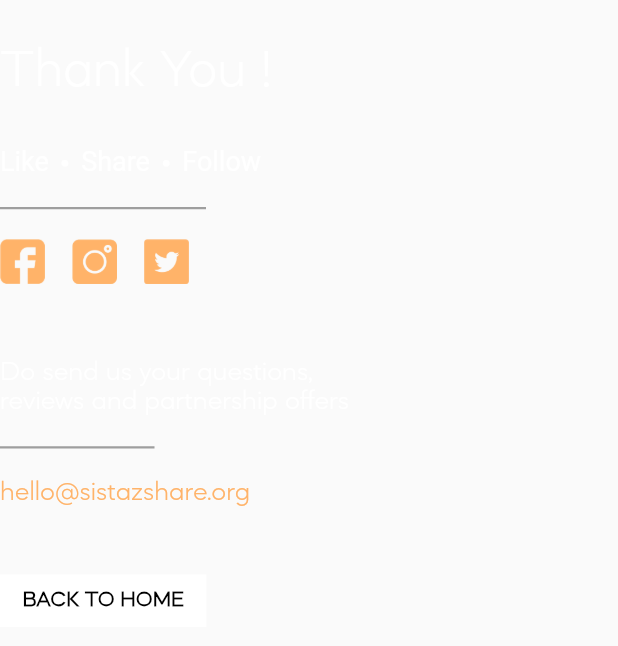
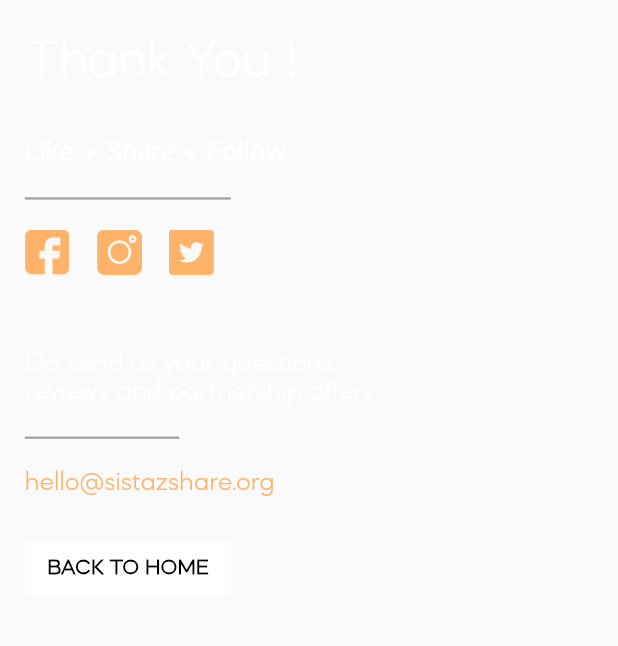
Before and after one commit to Othniel16/dortmund, a Flutter app: the RightWidget widget shown alone on an empty page, opened directly, on a phone screen of 412 x 824 dp. Shown: the top 646 px of the screen. Run offline on Flutter 3.47's test engine with Material 2 defaults, Android fonts, the phone set to English and light mode, and no system bars; drawn by our look-alikes of flutter_bounce; our stand-ins replace argon_buttons_flutter, carousel_slider, country_picker, expandable, flutter_slider_drawer, group_button and 2 more; Roboto replaces fonts that are missing (Cera Pro); statements that could not run were skipped.

Commit message:
Add white spacing below action button

```diff
--- a/lib/pages/thank_you/thank_you.dart
+++ b/lib/pages/thank_you/thank_you.dart
@@ -66,17 +66,19 @@ class _RightWidgetState extends State<RightWidget> {
   @override
   Widget build(BuildContext context) {
     final double screenWidth = MediaQuery.of(context).size.width;
+    final double screenHeight = MediaQuery.of(context).size.height;
     return ResponsiveBuilder(builder: (context, sizingInformation) {
       double titleSize =
           sizingInformation.isMobile ? FontSizes.semiLarge : FontSizes.large;
       return Container(
-        padding: sizingInformation.isMobile
-            ? EdgeInsets.zero
-            : EdgeInsets.only(left: screenWidth / 25),
+        padding: EdgeInsets.only(
+          left: screenWidth / 25,
+          right: screenHeight / 25,
+          top: screenHeight / 35,
+        ),
         child: Column(
           crossAxisAlignment: CrossAxisAlignment.start,
           children: [
-            const SizedBox(height: 30.0),
             Text(
               thankYou,
               style: TextStyle(color: Colors.white, fontSize: titleSize),
@@ -140,9 +142,11 @@ class _RightWidgetState extends State<RightWidget> {
               ),
             ),
 
-            const SizedBox(height: 45.0),
+            const SizedBox(height: 30.0),
 
             ActionButton(label: backToHome, onTap: onBackToHomeTap),
+
+            SizedBox(height: screenHeight / 20),
           ],
         ),
       );
```
